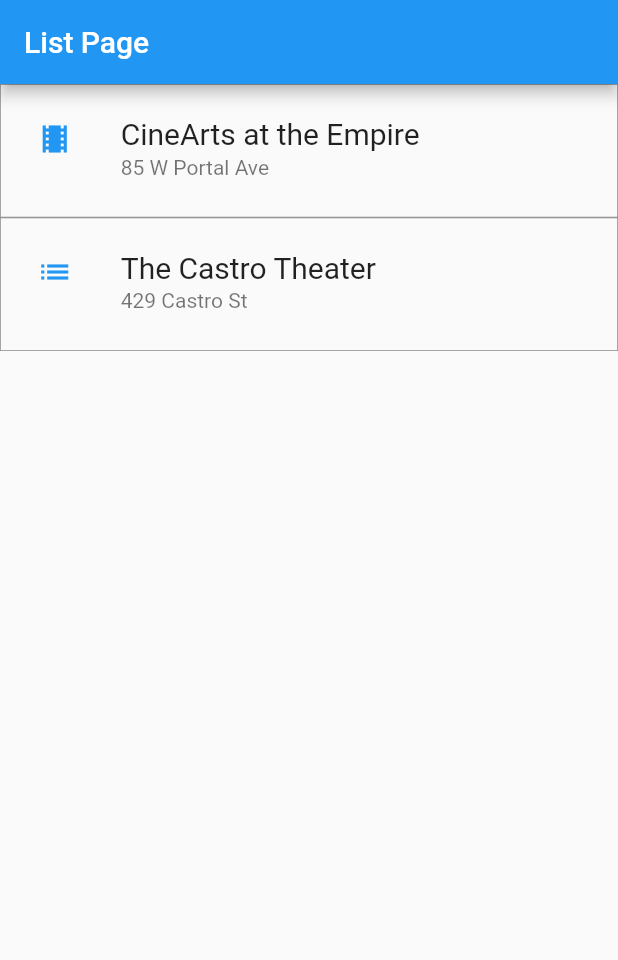
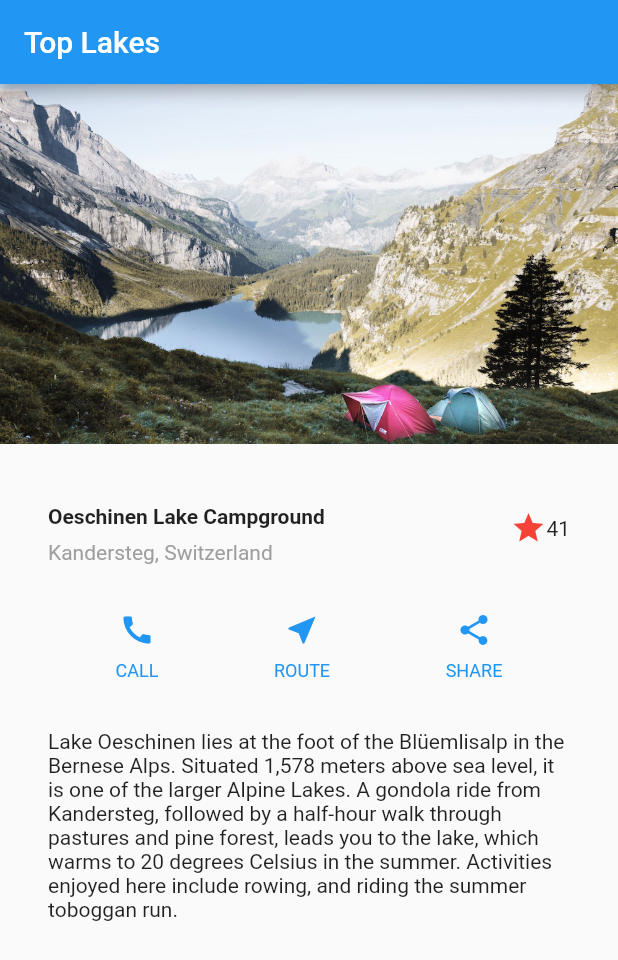
Before and after one commit to moti0375/flutter_layout_tutorial, a Flutter app: the screen it shows after launch, on a phone screen of 412 x 824 dp. Shown: the top 960 px of the screen. Run offline on Flutter 3.47's test engine with Material 2 defaults, Android fonts, the phone set to English and light mode, and no system bars.

Commit message:
Rearrange project structure

```diff
--- a/lib/main.dart
+++ b/lib/main.dart
@@ -1,105 +1,18 @@
 import 'package:flutter/material.dart';
-import 'pavlova_page.dart';
-import 'gallery_page.dart';
-import 'grid_page.dart';
-import 'list_page.dart';
+import 'package:flutter_layout_tutorial/pages/pavlova_page.dart';
+import 'package:flutter_layout_tutorial/pages/gallery_page.dart';
+import 'package:flutter_layout_tutorial/pages/grid_page.dart';
+import 'package:flutter_layout_tutorial/pages/list_page.dart';
+import 'package:flutter_layout_tutorial/pages/main_page.dart';
 void main() => runApp(new MyApp());
 
 class MyApp extends StatelessWidget {
   @override
   Widget build(BuildContext context) {
-    Widget title = Container(
-      padding: const EdgeInsets.all(32.0),
-      child: Row(
-        children: <Widget>[
-          Expanded(
-            child: Column(
-              crossAxisAlignment: CrossAxisAlignment.start,
-              children: <Widget>[
-                Container(
-                  padding: EdgeInsets.all(8.0),
-                  child: Text(
-                    "Oeschinen Lake Campground",
-                    style: TextStyle(fontWeight: FontWeight.bold),
-                  ),
-                ),
-                Text(
-                  'Kandersteg, Switzerland',
-                  style: TextStyle(color: Colors.grey[500]),
-                )
-              ],
-            ),
-          ),
-          Icon(
-            Icons.star,
-            color: Colors.red[500],
-          ),
-          Text('41')
-        ],
-      ),
-    );
-
-    Column buildButtonColumn(IconData icon, String label) {
-      Color color = Theme.of(context).primaryColor;
-      return Column(
-        mainAxisAlignment: MainAxisAlignment.center,
-        mainAxisSize: MainAxisSize.min,
-        children: <Widget>[
-          Icon(
-            icon,
-            color: color,
-          ),
-          Container(
-            margin: const EdgeInsets.only(top: 8.0),
-            child: Text(
-              label,
-              style: TextStyle(
-                  fontSize: 12.0, fontWeight: FontWeight.w400, color: color),
-            ),
-          )
-        ],
-      );
-    }
-
-    Widget buttonSection = Container(
-      child: Row(
-        mainAxisAlignment: MainAxisAlignment.spaceEvenly,
-        children: <Widget>[
-          buildButtonColumn(Icons.call, 'CALL'),
-          buildButtonColumn(Icons.near_me, 'ROUTE'),
-          buildButtonColumn(Icons.share, 'SHARE')
-        ],
-      ),
-    );
-
-    Widget textSection = Container(
-      padding: EdgeInsets.all(32.0),
-      child: Text(
-        '''
-Lake Oeschinen lies at the foot of the Blüemlisalp in the Bernese Alps. Situated 1,578 meters above sea level, it is one of the larger Alpine Lakes. A gondola ride from Kandersteg, followed by a half-hour walk through pastures and pine forest, leads you to the lake, which warms to 20 degrees Celsius in the summer. Activities enjoyed here include rowing, and riding the summer toboggan run.
-        ''',
-        softWrap: true,
-      ),
-    );
-
-    var body = Scaffold(
-      appBar: AppBar(
-        title: Text('Top Lakes'),
-      ),
-      body: ListView(
-        children: <Widget>[
-          Image.asset('images/lake.jpg',height: 240.0,fit: BoxFit.cover),
-          title,
-          buttonSection,
-          textSection
-        ],
-      ),
-    );
-
     return MaterialApp(
       title: 'Flutter UI Tutorial',
       theme: ThemeData(primarySwatch: Colors.blue),
-      home: ListPage()
+      home: MainPage()
     );
 
   }
--- a/lib/list_page.dart
+++ b/lib/pages/list_page.dart
@@ -25,6 +25,9 @@ class ListPage extends StatelessWidget {
         BoxDecoration(border: Border.all(color: Colors.black45, width: 0.5)),
         padding: const EdgeInsets.all(8.0),
         child: ListTile(
+          onTap: (){
+            print('Item Tapped');
+          },
           title: Text(
             'The Castro Theater',
             style: TextStyle(fontSize: 20.0, fontWeight: FontWeight.w400),
--- /dev/null
+++ b/lib/pages/main_page.dart
@@ -0,0 +1,96 @@
+import 'package:flutter/material.dart';
+
+class MainPage extends StatelessWidget{
+  @override
+  Widget build(BuildContext context) {
+
+    Widget title = Container(
+      padding: const EdgeInsets.all(32.0),
+      child: Row(
+        children: <Widget>[
+          Expanded(
+            child: Column(
+              crossAxisAlignment: CrossAxisAlignment.start,
+              children: <Widget>[
+                Container(
+                  padding: EdgeInsets.symmetric(vertical: 8.0),
+                  child: Text(
+                    "Oeschinen Lake Campground",
+                    style: TextStyle(fontWeight: FontWeight.bold),
+                  ),
+                ),
+                Text('Kandersteg, Switzerland',
+                  style: TextStyle(color: Colors.grey[500]),
+                )
+              ],
+            ),
+          ),
+          Icon(
+            Icons.star,
+            color: Colors.red[500],
+          ),
+          Text('41')
+        ],
+      ),
+    );
+
+    Column buildButtonColumn(IconData icon, String label) {
+      Color color = Theme.of(context).primaryColor;
+      return Column(
+        mainAxisAlignment: MainAxisAlignment.center,
+        mainAxisSize: MainAxisSize.min,
+        children: <Widget>[
+          Icon(
+            icon,
+            color: color,
+          ),
+          Container(
+            margin: const EdgeInsets.only(top: 8.0),
+            child: Text(
+              label,
+              style: TextStyle(
+                  fontSize: 12.0, fontWeight: FontWeight.w400, color: color),
+            ),
+          )
+        ],
+      );
+    }
+
+    Widget buttonSection = Container(
+      child: Row(
+        mainAxisAlignment: MainAxisAlignment.spaceEvenly,
+        children: <Widget>[
+          buildButtonColumn(Icons.call, 'CALL'),
+          buildButtonColumn(Icons.near_me, 'ROUTE'),
+          buildButtonColumn(Icons.share, 'SHARE')
+        ],
+      ),
+    );
+
+    Widget textSection = Container(
+      padding: EdgeInsets.all(32.0),
+      child: Text(
+        '''
+Lake Oeschinen lies at the foot of the Blüemlisalp in the Bernese Alps. Situated 1,578 meters above sea level, it is one of the larger Alpine Lakes. A gondola ride from Kandersteg, followed by a half-hour walk through pastures and pine forest, leads you to the lake, which warms to 20 degrees Celsius in the summer. Activities enjoyed here include rowing, and riding the summer toboggan run.
+        ''',
+        softWrap: true,
+      ),
+    );
+
+    return Scaffold(
+      appBar: AppBar(
+        title: Text('Top Lakes'),
+      ),
+      body: ListView(
+        children: <Widget>[
+          Image.asset('images/lake.jpg',height: 240.0,fit: BoxFit.cover),
+          title,
+          buttonSection,
+          textSection
+        ],
+      ),
+    );
+
+  }
+
+}
```
Also changed, not shown: lib/pages/gallery_page.dart (renamed from lib/gallery_page.dart), lib/pages/grid_page.dart (renamed from lib/grid_page.dart), lib/pages/pavlova_page.dart (renamed from lib/pavlova_page.dart).
